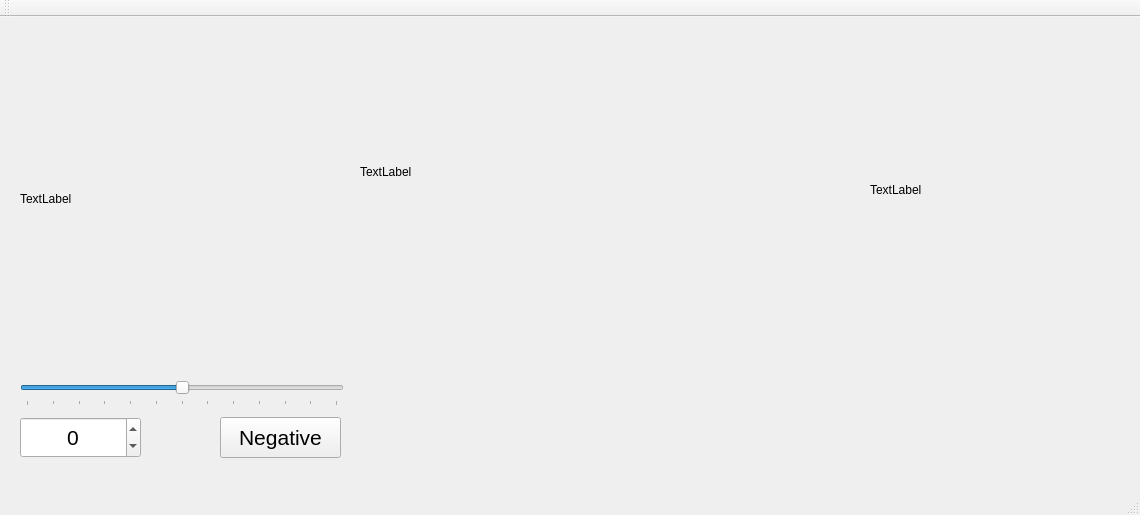
First picture: the form in mainwindow.ui, repository ahmetcihan/opencv_playground, before the edit.
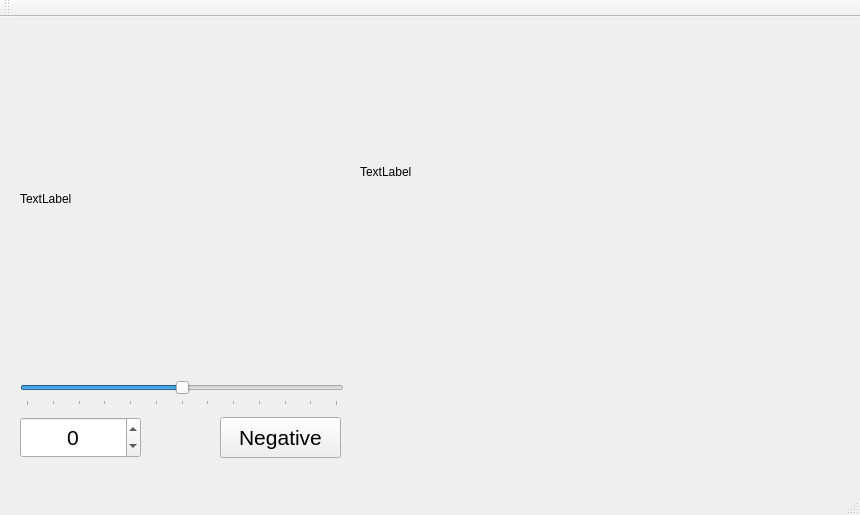
Second picture: the form after the edit.

```diff
--- a/mainwindow.ui
+++ b/mainwindow.ui
@@ -6,7 +6,7 @@
    <rect>
     <x>0</x>
     <y>0</y>
-    <width>1140</width>
+    <width>860</width>
     <height>515</height>
    </rect>
   </property>
@@ -107,19 +107,6 @@
      <string>TextLabel</string>
     </property>
    </widget>
-   <widget class="QLabel" name="label_ahmet">
-    <property name="geometry">
-     <rect>
-      <x>870</x>
-      <y>20</y>
-      <width>252</width>
-      <height>306</height>
-     </rect>
-    </property>
-    <property name="text">
-     <string>TextLabel</string>
-    </property>
-   </widget>
   </widget>
   <widget class="QToolBar" name="mainToolBar">
    <attribute name="toolBarArea">
```
Left out of the diff: 2 changed lines with no effect on the pictures.
